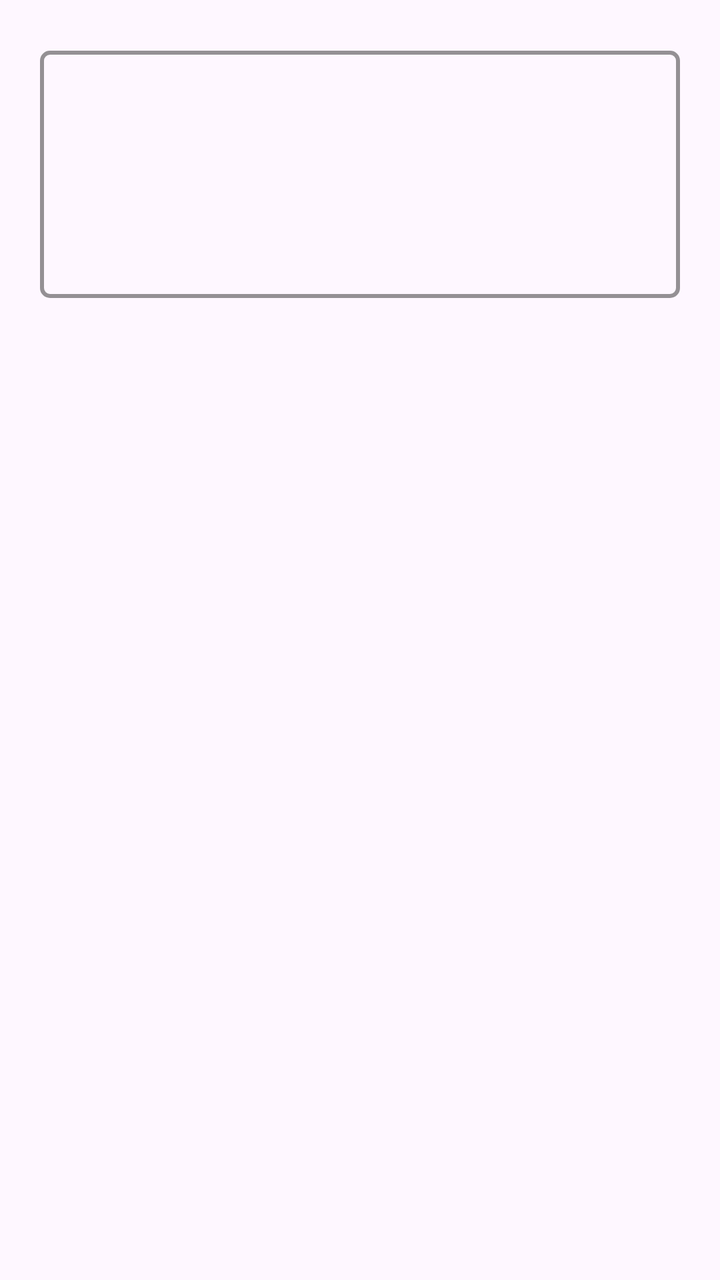
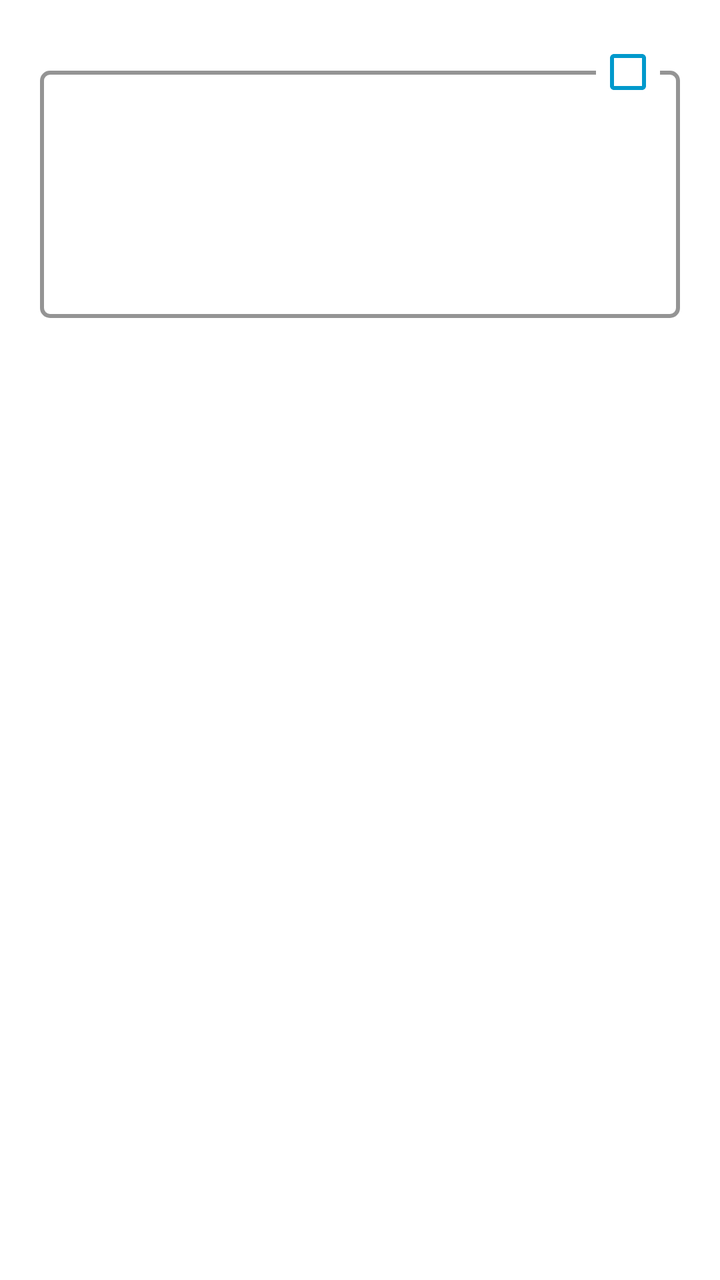

An Android layout rendered at two revisions. The XML below is the earlier revision; the diff shows what the commit changed to produce the second picture.
<!-- AndroidManifest.xml: application theme Theme.RecipeBookReader -->
<!-- res/layout/dialog_bookmark.xml -->
<?xml version="1.0" encoding="utf-8"?>
<FrameLayout xmlns:android="http://schemas.android.com/apk/res/android"
    xmlns:app="http://schemas.android.com/apk/res-auto"
    android:layout_width="match_parent"
    android:layout_height="wrap_content"
    android:padding="20dp">

    <com.google.android.material.textfield.TextInputLayout
        android:id="@+id/textChooserWrapper"
        style="@style/Widget.Material3.TextInputLayout.OutlinedBox.Dense"        android:layout_width="match_parent"
        android:layout_height="wrap_content"
        app:boxBackgroundMode="outline"
        app:boxStrokeColor="@color/nav_text"
        app:boxStrokeWidth="2dp"
        app:boxCornerRadiusBottomEnd="5dp"
        app:boxCornerRadiusBottomStart="5dp"
        app:boxCornerRadiusTopEnd="5dp"
        app:boxCornerRadiusTopStart="5dp"
        app:endIconMode="clear_text"
        app:endIconTint="@color/nav_text">

        <com.google.android.material.textfield.TextInputEditText
            android:id="@+id/enterBookmarkText"
            android:layout_width="match_parent"
            android:layout_height="wrap_content"
            android:lines="5"
            android:minLines="5"
            android:maxLines="5"
            android:scrollHorizontally="false"
            android:gravity="top|start"
            android:background="@null"
            android:textColor="@color/nav_text" />

    </com.google.android.material.textfield.TextInputLayout>

</FrameLayout>
<!-- resources referenced by this layout -->
<resources>
  <color name="nav_text">#FF0099CC</color>
  <style name="Theme.RecipeBookReader" parent="Theme.Material3.DayNight.NoActionBar">
          <item name="colorPrimary">@color/pastel_blue</item>
          <item name="colorPrimaryContainer">@color/pastel_blue</item>
          <item name="colorSecondary">@color/pastel_blue</item>
          <item name="android:statusBarColor">@color/transparent</item>
          <item name="android:navigationBarColor">@color/pastel_blue</item>
          <item name="android:windowDrawsSystemBarBackgrounds">true</item>
          <item name="android:windowLightStatusBar">true</item>
          <item name="android:textColorSecondary">@color/dark_text</item>
          <item name="android:windowLightNavigationBar">true</item>
          <item name="android:textCursorDrawable">@null</item>
  
  
          <item name="colorControlActivated">@color/black</item>
          <item name="colorOnSurface">#000000</item>
      </style>
  <color name="pastel_blue">#FFC6E2E7</color>
  <color name="transparent">#00000000</color>
  <color name="dark_text">#FF666666</color>
  <color name="black">#FF000000</color>
</resources>

<!-- the commit's change to res/layout/dialog_bookmark.xml (unified diff, before → after) -->
@@ -3,12 +3,16 @@
     xmlns:app="http://schemas.android.com/apk/res-auto"
     android:layout_width="match_parent"
     android:layout_height="wrap_content"
+    android:background="@color/white"
+    android:layout_marginHorizontal="5dp"
     android:padding="20dp">
 
     <com.google.android.material.textfield.TextInputLayout
         android:id="@+id/textChooserWrapper"
-        style="@style/Widget.Material3.TextInputLayout.OutlinedBox.Dense"        android:layout_width="match_parent"
+        style="@style/Widget.Material3.TextInputLayout.OutlinedBox.Dense"
+        android:layout_width="match_parent"
         android:layout_height="wrap_content"
+        android:layout_marginTop="10dp"
         app:boxBackgroundMode="outline"
         app:boxStrokeColor="@color/nav_text"
         app:boxStrokeWidth="2dp"
@@ -33,4 +37,18 @@
 
     </com.google.android.material.textfield.TextInputLayout>
 
+    <com.google.android.material.checkbox.MaterialCheckBox
+        android:id="@+id/hasImageCheckbox"
+        android:layout_width="wrap_content"
+        android:layout_height="wrap_content"
+        android:layout_gravity="top|end"
+        android:layout_marginEnd="10dp"
+
+        android:background="@color/white"
+        android:minWidth="0dp"
+        android:minHeight="0dp"
+        app:buttonTint="@color/nav_text"
+
+        android:padding="0dp" />
+
 </FrameLayout>
<!-- resource entries referenced after the edit -->
@@ -1,6 +1,7 @@
 <!-- resources referenced by this layout -->
 <resources>
   <color name="nav_text">#FF0099CC</color>
+  <color name="white">#FFFFFFFF</color>
   <style name="Theme.RecipeBookReader" parent="Theme.Material3.DayNight.NoActionBar">
           <item name="colorPrimary">@color/pastel_blue</item>
           <item name="colorPrimaryContainer">@color/pastel_blue</item>
